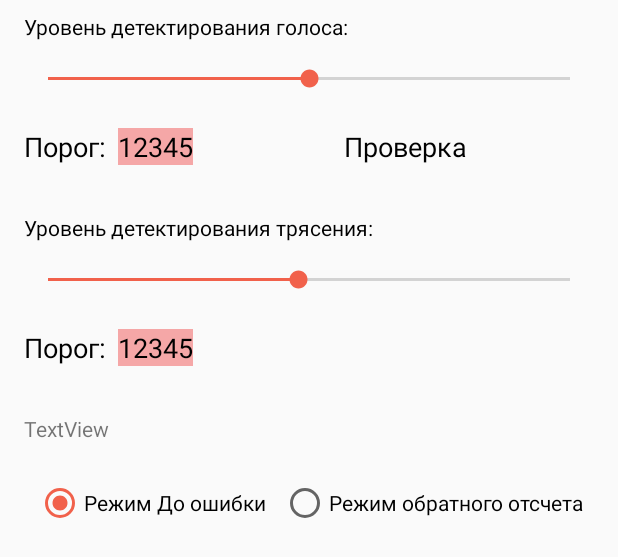
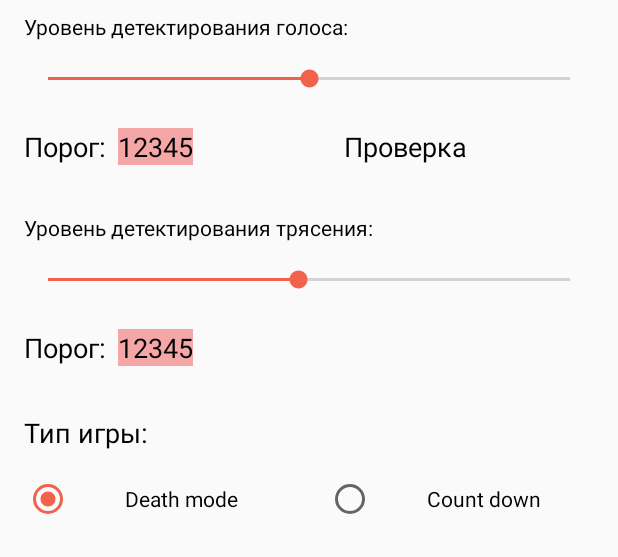
Before and after one commit to mvd-developer/rolling-app, an Android app: the layout activity_settings_java.xml on its own in the app's theme, with its tools: preview values and no code run, on a phone screen of 412 x 824 dp. Shown: the top 557 px of the screen. Run offline under Robolectric (Android 15) with nearby library versions, the light colour scheme and no system bars.

Commit message:
активити настроек

```diff
--- a/app/src/main/AndroidManifest.xml
+++ b/app/src/main/AndroidManifest.xml
@@ -17,7 +17,7 @@
                 <category android:name="android.intent.category.LAUNCHER" />
             </intent-filter>
         </activity>
-        <activity android:name=".preferences.SettingsActivity"/>
+        <activity android:name=".preferences.SettingActivity"/>
     </application>
 
 </manifest>
--- a/app/src/main/res/layout/activity_settings_java.xml
+++ b/app/src/main/res/layout/activity_settings_java.xml
@@ -133,30 +133,34 @@
             android:layout_height="wrap_content"
             android:layout_marginStart="@dimen/setting_left_margin"
             android:layout_marginTop="32dp"
-            android:text="TextView"
+            android:textColor="#000000"
+            android:textSize="18sp"
+            android:text="@string/game_mode"
             app:layout_constraintStart_toStartOf="parent"
             app:layout_constraintTop_toBottomOf="@+id/accelerometerBoarderValueTv" />
 
     <RadioGroup
             android:id="@+id/modeRadioGroup"
-            android:layout_width="wrap_content"
+            android:layout_width="0dp"
             android:layout_height="wrap_content"
             android:layout_marginStart="16dp"
-            android:layout_marginTop="24dp"
+            android:layout_marginTop="16dp"
             android:layout_marginEnd="16dp"
+            android:orientation="horizontal"
             app:layout_constraintEnd_toEndOf="parent"
             app:layout_constraintStart_toStartOf="parent"
-            app:layout_constraintTop_toBottomOf="@+id/textView"
-            android:orientation="horizontal">
+            app:layout_constraintTop_toBottomOf="@+id/textView">
 
         <RadioButton
                 android:id="@+id/deathRadioButton"
                 android:layout_width="wrap_content"
                 android:layout_height="wrap_content"
-            android:text="Режим До ошибки"
+                android:checked="true"
                 android:ellipsize="end"
                 android:singleLine="true"
-            android:checked="true"
+                android:gravity="center"
+                android:layout_weight="1"
+                android:text="@string/death_mode"
                 tools:layout_editor_absoluteX="40dp"
                 tools:layout_editor_absoluteY="328dp" />
 
@@ -164,10 +168,12 @@
                 android:id="@+id/countDownRadioButton"
                 android:layout_width="wrap_content"
                 android:layout_height="wrap_content"
-            android:text="Режим обратного отсчета"
+                android:layout_marginStart="24dp"
                 android:ellipsize="end"
-            android:layout_marginStart="10dp"
+                android:gravity="center"
                 android:singleLine="true"
+                android:layout_weight="1"
+                android:text="@string/count_down"
                 tools:layout_editor_absoluteX="200dp"
                 tools:layout_editor_absoluteY="349dp" />
 
--- a/app/src/main/res/values/strings.xml
+++ b/app/src/main/res/values/strings.xml
@@ -16,7 +16,7 @@
 
     <string name="mic_sensitivity">Чувствительность микрофона</string>
     <string name="acc_sensitivity">Чувствительность акселерометра</string>
-    <string name="game_mode">Тип игры</string>
+    <string name="game_mode">Тип игры:</string>
     <string name="death_mode">Death mode</string>
     <string name="count_down">Count down</string>
     <string name="threshold">Порог:</string>
```
Also changed, not shown: app/src/main/java/com/mvd/drunkgames/preferences/PrefsManager.kt (+10 -8 lines), app/src/main/java/com/mvd/drunkgames/preferences/SettingActivity.java (+81 -0 lines). Lines whose indentation alone changed are shown as unchanged.
